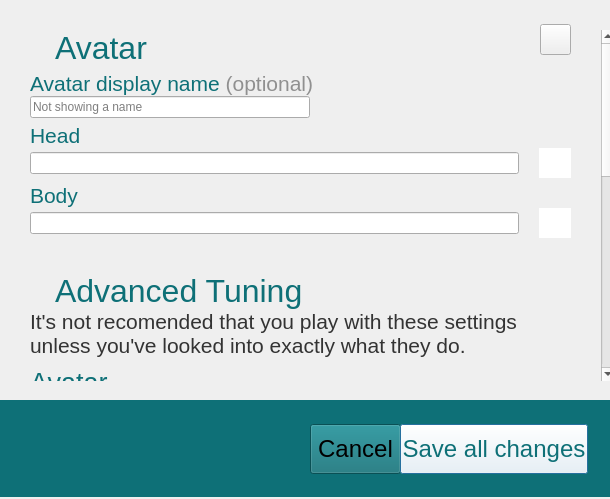
The window that interface/ui/preferencesDialog.ui (vircadia/vircadia-native-core) describes before a commit, drawn with Qt 5.
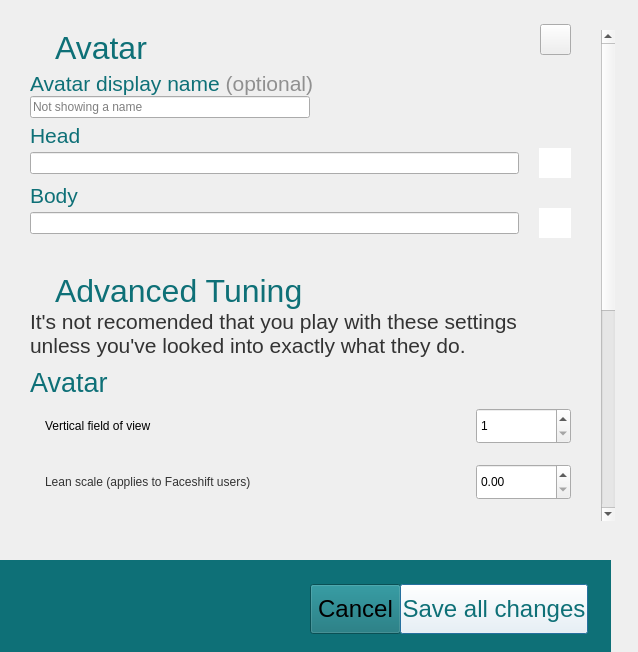
The same window after the commit. Icons and pictures are not drawn. Custom widgets are drawn as their Qt base class.

```diff
--- a/interface/ui/preferencesDialog.ui
+++ b/interface/ui/preferencesDialog.ui
@@ -9,8 +9,8 @@
    <rect>
     <x>0</x>
     <y>0</y>
-    <width>610</width>
-    <height>499</height>
+    <width>638</width>
+    <height>652</height>
    </rect>
   </property>
   <property name="sizePolicy">
@@ -29,7 +29,7 @@
    <property name="geometry">
     <rect>
      <x>0</x>
-     <y>400</y>
+     <y>560</y>
      <width>611</width>
      <height>97</height>
     </rect>
@@ -135,7 +135,7 @@
      <x>0</x>
      <y>30</y>
      <width>615</width>
-     <height>351</height>
+     <height>491</height>
     </rect>
    </property>
    <property name="frameShape">
@@ -596,11 +596,14 @@
           </font>
          </property>
          <property name="styleSheet">
-          <string notr="true">color: rgb(51, 51, 51)</string>
+          <string notr="true"/>
          </property>
          <property name="text">
           <string>Vertical field of view</string>
          </property>
+         <property name="indent">
+          <number>15</number>
+         </property>
          <property name="buddy">
           <cstring>fieldOfViewSpin</cstring>
          </property>
@@ -701,6 +704,9 @@
          <property name="text">
           <string>Lean scale (applies to Faceshift users)</string>
          </property>
+         <property name="indent">
+          <number>15</number>
+         </property>
          <property name="buddy">
           <cstring>leanScaleSpin</cstring>
          </property>
@@ -781,7 +787,10 @@
           <string notr="true">color: rgb(51, 51, 51)</string>
          </property>
          <property name="text">
-          <string>Avatar scale (default is 1.0)</string>
+          <string>Avatar scale &lt;span style=&quot; color:#909090;&quot;&gt;(default is 1.0)&lt;/span&gt;</string>
+         </property>
+         <property name="indent">
+          <number>15</number>
          </property>
          <property name="buddy">
           <cstring>avatarScaleSpin</cstring>
```
Left out of the diff: 23 changed lines with no effect on the pictures.
